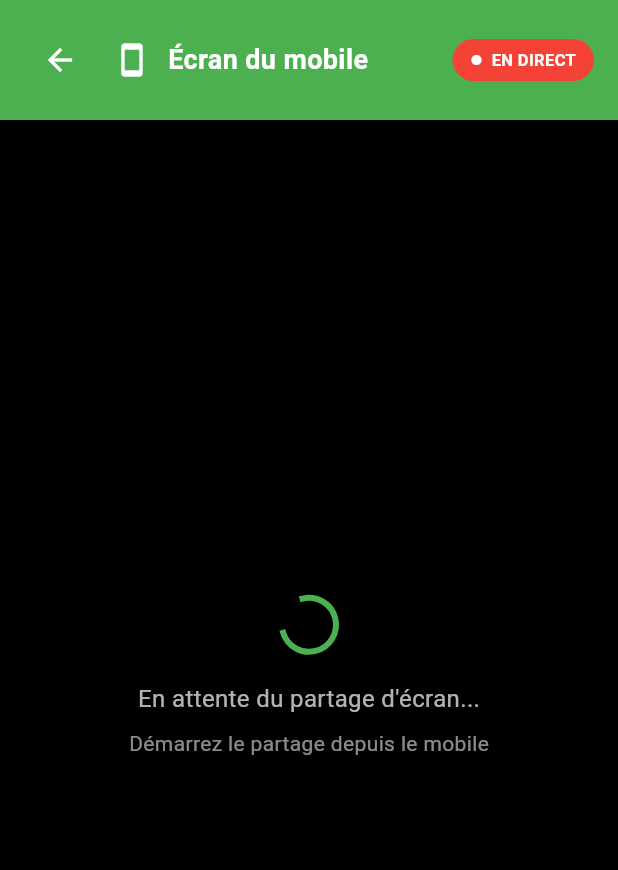
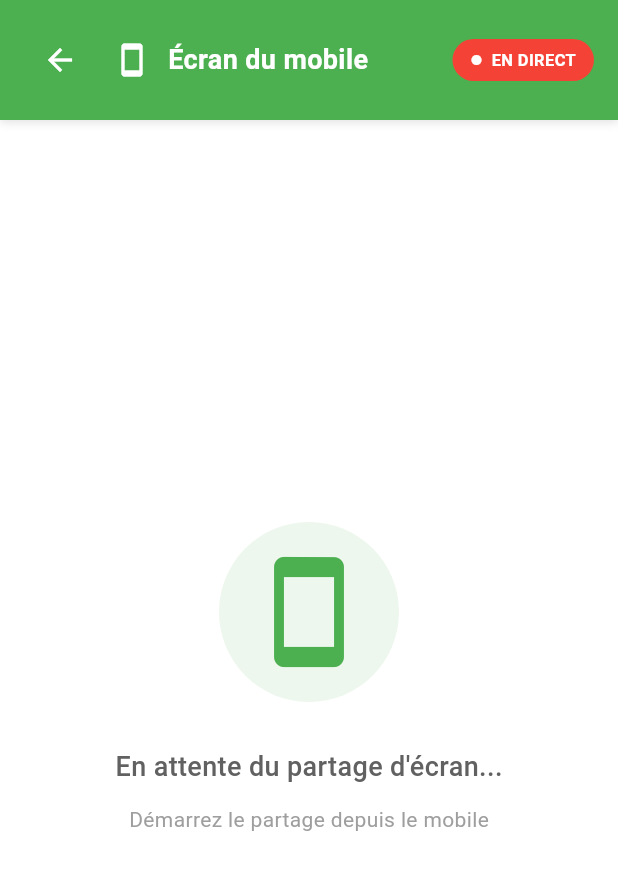
Before and after one commit to wendbenindo/tortoiseshare, a Flutter app: the MobileScreenViewer screen opened directly with empty values, on a phone screen of 412 x 824 dp. Shown: the top 870 px of the screen. Run offline on Flutter 3.47's test engine with Material 3 defaults, Android fonts, the phone set to English and light mode, and no system bars; our stand-ins replace device_info_plus, file_picker, permission_handler, shared_preferences; accounts and stored records are empty.

Commit message:
coorect of the borders and the page style and dising

```diff
--- a/lib/screens/mobile_screen_viewer.dart
+++ b/lib/screens/mobile_screen_viewer.dart
@@ -43,18 +43,28 @@ class MobileScreenViewerState extends State<MobileScreenViewer> {
   @override
   Widget build(BuildContext context) {
     return Scaffold(
-      backgroundColor: Colors.black,
+      backgroundColor: Colors.white,
       body: Column(
         children: [
           // Header
           Container(
             padding: const EdgeInsets.all(16),
+            decoration: BoxDecoration(
               color: AppColors.primary,
+              boxShadow: [
+                BoxShadow(
+                  color: Colors.black.withOpacity(0.1),
+                  blurRadius: 4,
+                  offset: Offset(0, 2),
+                ),
+              ],
+            ),
             child: Row(
               children: [
                 IconButton(
                   onPressed: widget.onClose,
                   icon: Icon(Icons.arrow_back, color: Colors.white),
+                  tooltip: 'Fermer',
                 ),
                 const SizedBox(width: 12),
                 Icon(Icons.smartphone, color: Colors.white, size: 24),
@@ -82,6 +92,9 @@ class MobileScreenViewerState extends State<MobileScreenViewer> {
                     ],
                   ),
                 ),
+
+                const SizedBox(width: 12),
+
                 Container(
                   padding: const EdgeInsets.symmetric(horizontal: 12, vertical: 6),
                   decoration: BoxDecoration(
@@ -108,43 +121,71 @@ class MobileScreenViewerState extends State<MobileScreenViewer> {
             ),
           ),
 
-          // Affichage du frame
+          // Affichage du frame avec cadre de téléphone
           Expanded(
+            child: _currentFrame != null
+                ? InteractiveViewer(
+                    minScale: 0.5,
+                    maxScale: 4.0,
                     child: Center(
-              child: _currentFrame != null
-                  ? Container(
-                      constraints: BoxConstraints(
-                        maxWidth: 400,
-                        maxHeight: 800,
-                      ),
+                      child: Container(
+                        margin: const EdgeInsets.all(20),
                         decoration: BoxDecoration(
+                          borderRadius: BorderRadius.circular(18),
+                          border: Border.all(color: Colors.black, width: 2),
                           boxShadow: [
                             BoxShadow(
-                            color: Colors.black.withOpacity(0.3),
-                            blurRadius: 20,
-                            spreadRadius: 5,
+                              color: Colors.black.withOpacity(0.15),
+                              blurRadius: 12,
+                              spreadRadius: 2,
+                              offset: Offset(0, 4),
                             ),
                           ],
                         ),
+                        child: ClipRRect(
+                          borderRadius: BorderRadius.circular(16),
                           child: Image.memory(
                             _currentFrame!,
                             fit: BoxFit.contain,
                             gaplessPlayback: true,
+                            filterQuality: FilterQuality.medium,
+                          ),
+                        ),
+                      ),
                     ),
                   )
-                  : Column(
+                : Center(
+                    child: Column(
                       mainAxisAlignment: MainAxisAlignment.center,
                       children: [
-                        CircularProgressIndicator(color: AppColors.primary),
-                        const SizedBox(height: 20),
+                        Container(
+                          padding: const EdgeInsets.all(20),
+                          decoration: BoxDecoration(
+                            color: AppColors.primary.withOpacity(0.1),
+                            shape: BoxShape.circle,
+                          ),
+                          child: Icon(
+                            Icons.smartphone,
+                            size: 80,
+                            color: AppColors.primary,
+                          ),
+                        ),
+                        const SizedBox(height: 30),
                         Text(
                           'En attente du partage d\'écran...',
-                          style: TextStyle(color: Colors.white70, fontSize: 16),
+                          style: TextStyle(
+                            color: Colors.grey[700],
+                            fontSize: 18,
+                            fontWeight: FontWeight.w500,
                           ),
-                        const SizedBox(height: 8),
+                        ),
+                        const SizedBox(height: 12),
                         Text(
                           'Démarrez le partage depuis le mobile',
-                          style: TextStyle(color: Colors.white54, fontSize: 14),
+                          style: TextStyle(
+                            color: Colors.grey[500],
+                            fontSize: 14,
+                          ),
                         ),
                       ],
                     ),
```
Lines whose indentation alone changed are shown as unchanged.
